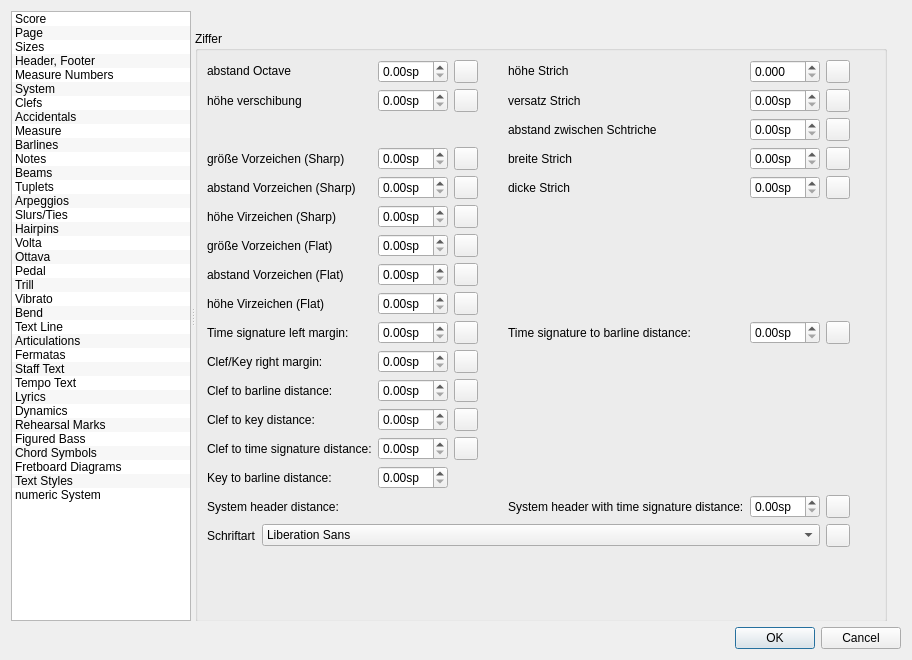
Qt form mscore/editstyle.ui (hbb15/MuseScore) before a commit.
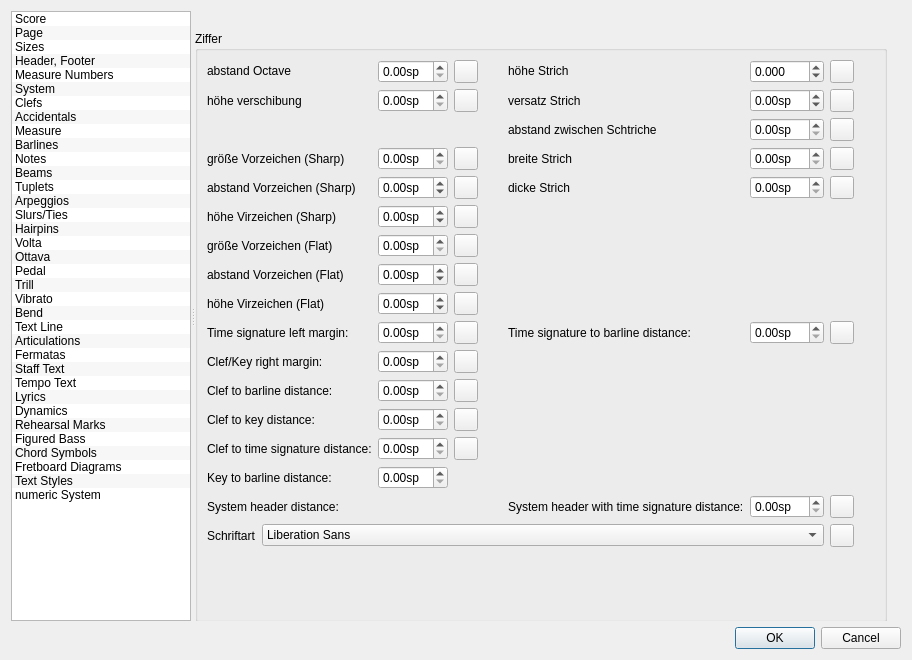
The same form after that commit. The open tabs and pages were chosen to show the change. Icons and pictures are not drawn. Custom widgets are drawn as their Qt base class.

Commit message: timesig und keysig posberechnung abgeschaltet

What changed in the file:
```diff
--- a/mscore/editstyle.ui
+++ b/mscore/editstyle.ui
@@ -11557,7 +11557,7 @@
               <number>3</number>
              </property>
              <property name="minimum">
-              <double>0.000000000000000</double>
+              <double>-10.000000000000000</double>
              </property>
              <property name="singleStep">
               <double>0.010000000000000</double>
@@ -11792,6 +11792,9 @@
              <property name="suffix">
               <string>sp</string>
              </property>
+             <property name="minimum">
+              <double>-10.000000000000000</double>
+             </property>
              <property name="singleStep">
               <double>0.010000000000000</double>
              </property>
@@ -11841,6 +11844,9 @@
              <property name="suffix">
               <string>sp</string>
              </property>
+             <property name="minimum">
+              <double>-10.000000000000000</double>
+             </property>
              <property name="singleStep">
               <double>0.010000000000000</double>
              </property>
@@ -11906,6 +11912,9 @@
              <property name="suffix">
               <string>sp</string>
              </property>
+             <property name="minimum">
+              <double>-10.000000000000000</double>
+             </property>
              <property name="singleStep">
               <double>0.010000000000000</double>
              </property>
@@ -11922,6 +11931,9 @@
              <property name="suffix">
               <string>sp</string>
              </property>
+             <property name="minimum">
+              <double>-10.000000000000000</double>
+             </property>
              <property name="singleStep">
               <double>0.010000000000000</double>
              </property>
@@ -12016,6 +12028,9 @@
              <property name="suffix">
               <string extracomment="spatium unit">sp</string>
              </property>
+             <property name="minimum">
+              <double>-10.000000000000000</double>
+             </property>
              <property name="singleStep">
               <double>1.000000000000000</double>
              </property>
```
Left out of the diff: 2 changed lines with no effect on the pictures. The commit also changes 1 other file.
